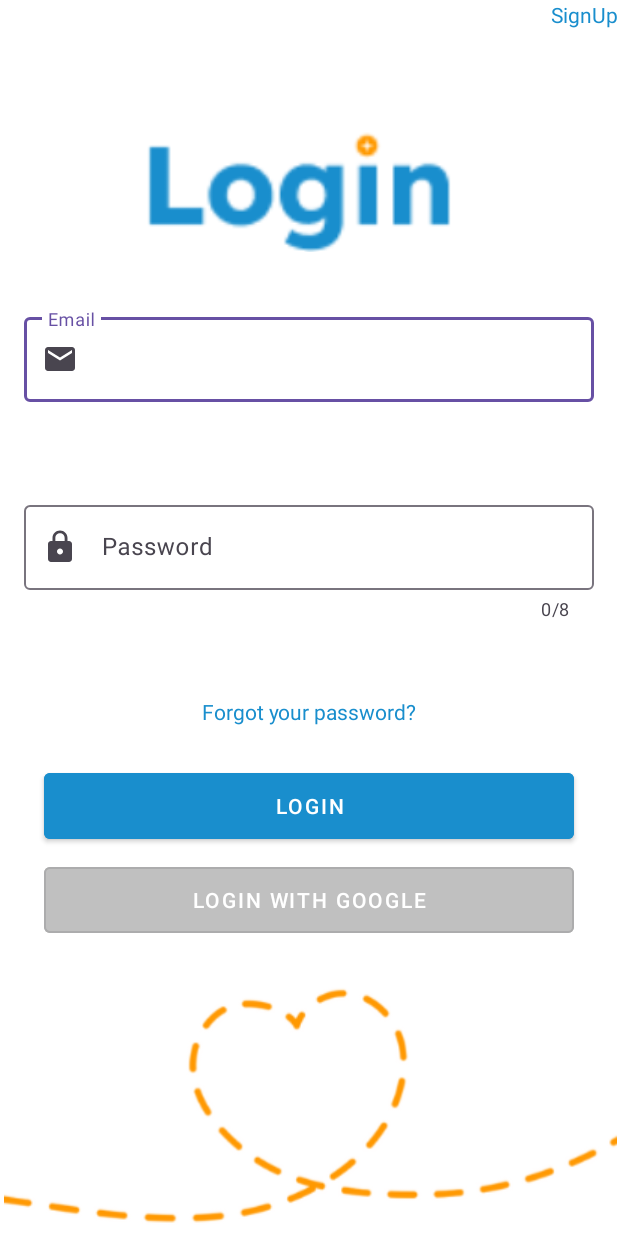
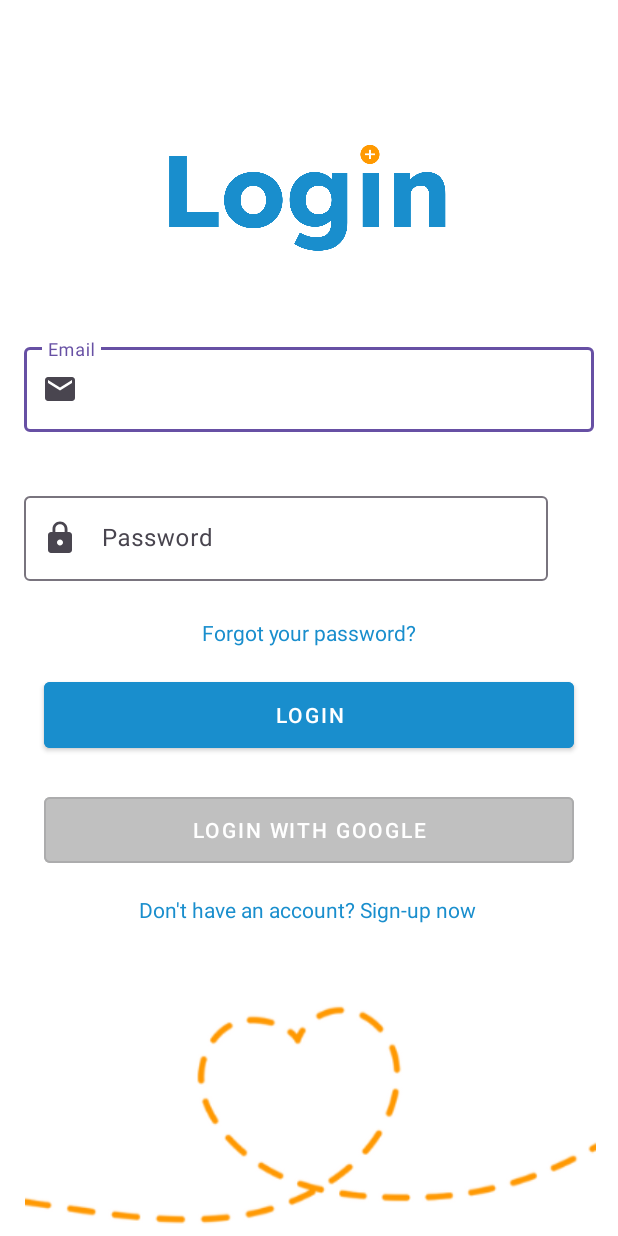
Before and after one commit to HananHijaze/MediMap, an Android app: the screen it shows after launch (LogIn), on a phone screen of 412 x 824 dp. Run offline under Robolectric (Android 15) with nearby library versions, the phone set to English and light mode, and no system bars.

Commit message:
login + forgot password

```diff
--- a/app/src/main/res/drawable/google.xml
+++ b/app/src/main/res/drawable/google.xml
@@ -1,27 +1,10 @@
 <vector xmlns:android="http://schemas.android.com/apk/res/android"
     android:width="24dp"
     android:height="24dp"
-    android:viewportWidth="24"
-    android:viewportHeight="24">
+    android:viewportWidth="48"
+    android:viewportHeight="48">
 
-    <!-- Blue G -->
     <path
-        android:fillColor="#4285F4"
-        android:pathData="M12 12.5h7c-.35 2.25-2.28 5.5-7 5.5-4.25 0-8-3.58-8-8s3.75-8 8-8c2.4 0 4.35 1 5.73 2.53l-2.34 2.3C14.4 6.4 13.3 6 12 6c-3.05 0-5.5 2.44-5.5 5.5s2.45 5.5 5.5 5.5c3.25 0 4.48-2.33 4.73-3.5h-4.73v-3h8v8h-3v-2c-.95 1.5-3.25 3.5-8 3.5-5 0-9-4-9-9s4-9 9-9c5 0 9 4 9 9 0 1.05-.18 2.05-.53 3h-6.47v-3z"/>
-
-    <!-- Red -->
-    <path
-        android:fillColor="#EA4335"
-        android:pathData="M12 12.5h7c-.35 2.25-2.28 5.5-7 5.5-4.25 0-8-3.58-8-8s3.75-8 8-8c2.4 0 4.35 1 5.73 2.53l-2.34 2.3C14.4 6.4 13.3 6 12 6c-3.05 0-5.5 2.44-5.5 5.5s2.45 5.5 5.5 5.5c3.25 0 4.48-2.33 4.73-3.5h-4.73v-3h8v8h-3v-2c-.95 1.5-3.25 3.5-8 3.5-5 0-9-4-9-9s4-9 9-9c5 0 9 4 9 9 0 1.05-.18 2.05-.53 3h-6.47v-3z"/>
-
-    <!-- Yellow -->
-    <path
-        android:fillColor="#FBBC05"
-        android:pathData="M12 12.5h7c-.35 2.25-2.28 5.5-7 5.5-4.25 0-8-3.58-8-8s3.75-8 8-8c2.4 0 4.35 1 5.73 2.53l-2.34 2.3C14.4 6.4 13.3 6 12 6c-3.05 0-5.5 2.44-5.5 5.5s2.45 5.5 5.5 5.5c3.25 0 4.48-2.33 4.73-3.5h-4.73v-3h8v8h-3v-2c-.95 1.5-3.25 3.5-8 3.5-5 0-9-4-9-9s4-9 9-9c5 0 9 4 9 9 0 1.05-.18 2.05-.53 3h-6.47v-3z"/>
-
-    <!-- Green -->
-    <path
-        android:fillColor="#34A853"
-        android:pathData="M12 12.5h7c-.35 2.25-2.28 5.5-7 5.5-4.25 0-8-3.58-8-8s3.75-8 8-8c2.4 0 4.35 1 5.73 2.53l-2.34 2.3C14.4 6.4 13.3 6 12 6c-3.05 0-5.5 2.44-5.5 5.5s2.45 5.5 5.5 5.5c3.25 0 4.48-2.33 4.73-3.5h-4.73v-3h8v8h-3v-2c-.95 1.5-3.25 3.5-8 3.5-5 0-9-4-9-9s4-9 9-9c5 0 9 4 9 9 0 1.05-.18 2.05-.53 3h-6.47v-3z"/>
-
+        android:fillColor="#FFA500"
+        android:pathData="M44.5 20H24v8.5h11.8C34.3 33.4 29.7 36 24 36c-7.3 0-13.2-5.9-13.2-13.2S16.7 9.6 24 9.6c4.2 0 7.1 1.8 8.7 3.2l6.1-6.1C35.8 4 30.4 2 24 2 11.8 2 2 11.8 2 24s9.8 22 22 22c11 0 20-7.8 20-22 0-1.3-.2-2.6-.5-4z" />
 </vector>
--- /dev/null
+++ b/app/src/main/res/drawable/ic_account_square.xml
@@ -0,0 +1,5 @@
+<vector xmlns:android="http://schemas.android.com/apk/res/android" android:height="24dp" android:tint="#198DCB" android:viewportHeight="24" android:viewportWidth="24" android:width="24dp">
+
+    <path android:fillColor="@android:color/white" android:pathData="M19,3H5C3.9,3 3,3.9 3,5v14c0,1.1 0.9,2 2,2h14c1.1,0 2,-0.9 2,-2V5C21,3.9 20.1,3 19,3zM12,6c1.93,0 3.5,1.57 3.5,3.5c0,1.93 -1.57,3.5 -3.5,3.5s-3.5,-1.57 -3.5,-3.5C8.5,7.57 10.07,6 12,6zM19,19H5v-0.23c0,-0.62 0.28,-1.2 0.76,-1.58C7.47,15.82 9.64,15 12,15s4.53,0.82 6.24,2.19c0.48,0.38 0.76,0.97 0.76,1.58V19z"/>
+
+</vector>
--- /dev/null
+++ b/app/src/main/res/drawable/ic_password.xml
@@ -0,0 +1,5 @@
+<vector xmlns:android="http://schemas.android.com/apk/res/android" android:height="24dp" android:tint="#198DCB" android:viewportHeight="24" android:viewportWidth="24" android:width="24dp">
+
+    <path android:fillColor="@android:color/white" android:pathData="M2,17h20v2H2V17zM3.15,12.95L4,11.47l0.85,1.48l1.3,-0.75L5.3,10.72H7v-1.5H5.3l0.85,-1.47L4.85,7L4,8.47L3.15,7l-1.3,0.75L2.7,9.22H1v1.5h1.7L1.85,12.2L3.15,12.95zM9.85,12.2l1.3,0.75L12,11.47l0.85,1.48l1.3,-0.75l-0.85,-1.48H15v-1.5h-1.7l0.85,-1.47L12.85,7L12,8.47L11.15,7l-1.3,0.75l0.85,1.47H9v1.5h1.7L9.85,12.2zM23,9.22h-1.7l0.85,-1.47L20.85,7L20,8.47L19.15,7l-1.3,0.75l0.85,1.47H17v1.5h1.7l-0.85,1.48l1.3,0.75L20,11.47l0.85,1.48l1.3,-0.75l-0.85,-1.48H23V9.22z"/>
+
+</vector>
--- a/app/src/main/res/layout/activity_log_in.xml
+++ b/app/src/main/res/layout/activity_log_in.xml
@@ -14,25 +14,27 @@
         android:layout_height="wrap_content"
 
         android:paddingBottom="2dp"
-        android:text="SignUp"
+        android:text="Don't have an account? Sign-up now"
         android:textColor="@color/blue"
         app:layout_constraintBottom_toBottomOf="parent"
         app:layout_constraintEnd_toEndOf="parent"
-        app:layout_constraintHorizontal_bias="1.0"
+        app:layout_constraintHorizontal_bias="0.496"
         app:layout_constraintStart_toStartOf="parent"
         app:layout_constraintTop_toTopOf="parent"
-        app:layout_constraintVertical_bias="0.0" />
+        app:layout_constraintVertical_bias="0.743" />
+
 
     <ImageView
         android:id="@+id/imageView3"
-        android:layout_width="229dp"
-        android:layout_height="92dp"
-        android:src="@drawable/login"
+        android:layout_width="224dp"
+        android:layout_height="90dp"
+        android:src="@drawable/Login"
         app:layout_constraintBottom_toBottomOf="parent"
         app:layout_constraintEnd_toEndOf="parent"
+        app:layout_constraintHorizontal_bias="0.496"
         app:layout_constraintStart_toStartOf="parent"
         app:layout_constraintTop_toTopOf="parent"
-        app:layout_constraintVertical_bias="0.104" />
+        app:layout_constraintVertical_bias="0.118" />
 
     <com.google.android.material.textfield.TextInputLayout
         android:id="@+id/email"
@@ -46,7 +48,7 @@
         app:layout_constraintHorizontal_bias="0.0"
         app:layout_constraintStart_toStartOf="parent"
         app:layout_constraintTop_toTopOf="parent"
-        app:layout_constraintVertical_bias="0.268"
+        app:layout_constraintVertical_bias="0.294"
         app:startIconDrawable="@drawable/email">
 
         <com.google.android.material.textfield.TextInputEditText
@@ -59,8 +61,8 @@
     <com.google.android.material.textfield.TextInputLayout
         android:id="@+id/password"
         style="@style/Widget.MaterialComponents.Button.OutlinedButton"
-        android:layout_width="match_parent"
-        android:layout_height="wrap_content"
+        android:layout_width="381dp"
+        android:layout_height="73dp"
         android:hint="Password"
         app:counterEnabled="true"
         app:counterMaxLength="8"
@@ -69,7 +71,7 @@
         app:layout_constraintHorizontal_bias="0.0"
         app:layout_constraintStart_toStartOf="parent"
         app:layout_constraintTop_toTopOf="parent"
-        app:layout_constraintVertical_bias="0.446"
+        app:layout_constraintVertical_bias="0.428"
         app:startIconDrawable="@drawable/password">
 
         <com.google.android.material.textfield.TextInputEditText
@@ -91,8 +93,7 @@
         app:layout_constraintEnd_toEndOf="parent"
         app:layout_constraintStart_toStartOf="parent"
         app:layout_constraintTop_toTopOf="parent"
-        app:layout_constraintVertical_bias="0.579" />
-
+        app:layout_constraintVertical_bias="0.513" />
 
     <Button
         android:id="@+id/cancel"
@@ -103,13 +104,14 @@
         android:drawableStart="@drawable/google"
         android:drawablePadding="8dp"
         android:paddingStart="16dp"
-        android:text="LogIn with Google"
+        android:text="Login with Google"
         android:textColor="@color/white"
+
         app:layout_constraintBottom_toBottomOf="parent"
         app:layout_constraintEnd_toEndOf="parent"
         app:layout_constraintStart_toStartOf="parent"
         app:layout_constraintTop_toTopOf="parent"
-        app:layout_constraintVertical_bias="0.745" />
+        app:layout_constraintVertical_bias="0.684" />
 
     <Button
         android:id="@+id/signup"
@@ -122,16 +124,18 @@
         app:layout_constraintEnd_toEndOf="parent"
         app:layout_constraintStart_toStartOf="parent"
         app:layout_constraintTop_toTopOf="parent"
-        app:layout_constraintVertical_bias="0.663" />
+        app:layout_constraintVertical_bias="0.584" />
 
     <ImageView
         android:id="@+id/imageView4"
-        android:layout_width="543dp"
-        android:layout_height="172dp"
+        android:layout_width="426dp"
+        android:layout_height="160dp"
         app:layout_constraintBottom_toBottomOf="parent"
         app:layout_constraintEnd_toEndOf="parent"
+        app:layout_constraintHorizontal_bias="0.51"
         app:layout_constraintStart_toStartOf="parent"
         app:layout_constraintTop_toTopOf="parent"
         app:layout_constraintVertical_bias="1.0"
         app:srcCompat="@drawable/lineheart" />
+
 </androidx.constraintlayout.widget.ConstraintLayout>
```
Also changed, not shown: app/src/main/AndroidManifest.xml (+8 -0 lines), app/src/main/java/com/example/medimap/forgotPassword.java (added, +24 -0 lines), app/src/main/res/layout/activity_forgot_password.xml (added, +96 -0 lines), app/src/main/res/drawable/Login.png (added), app/src/main/res/drawable/login.png (deleted).
